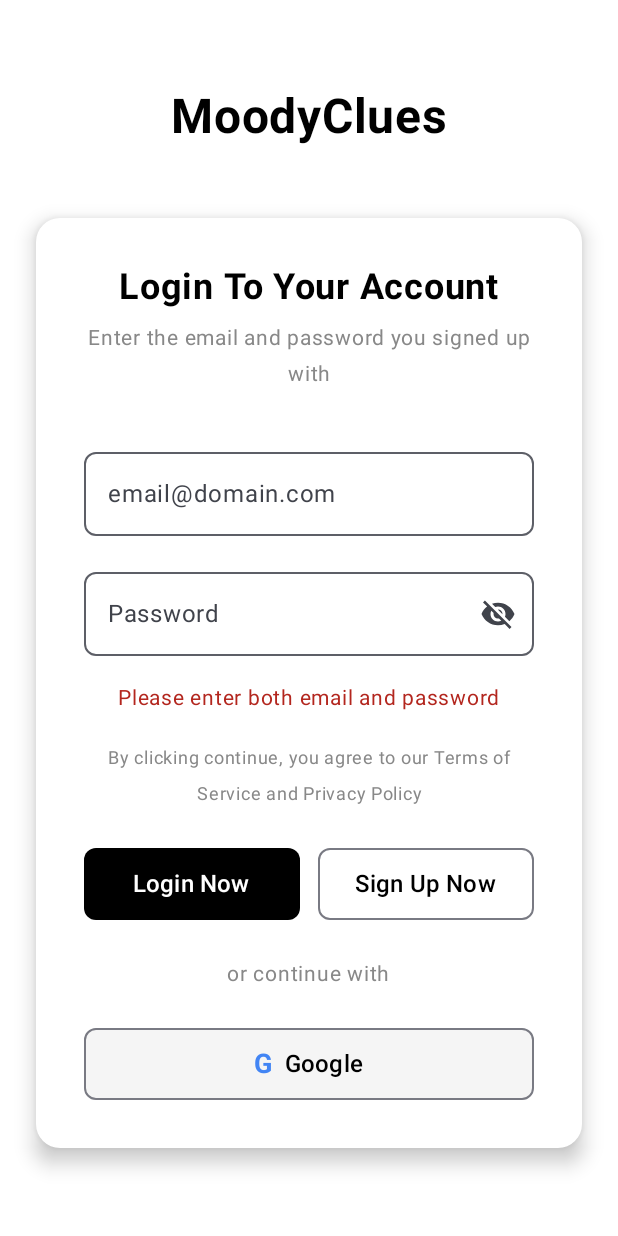
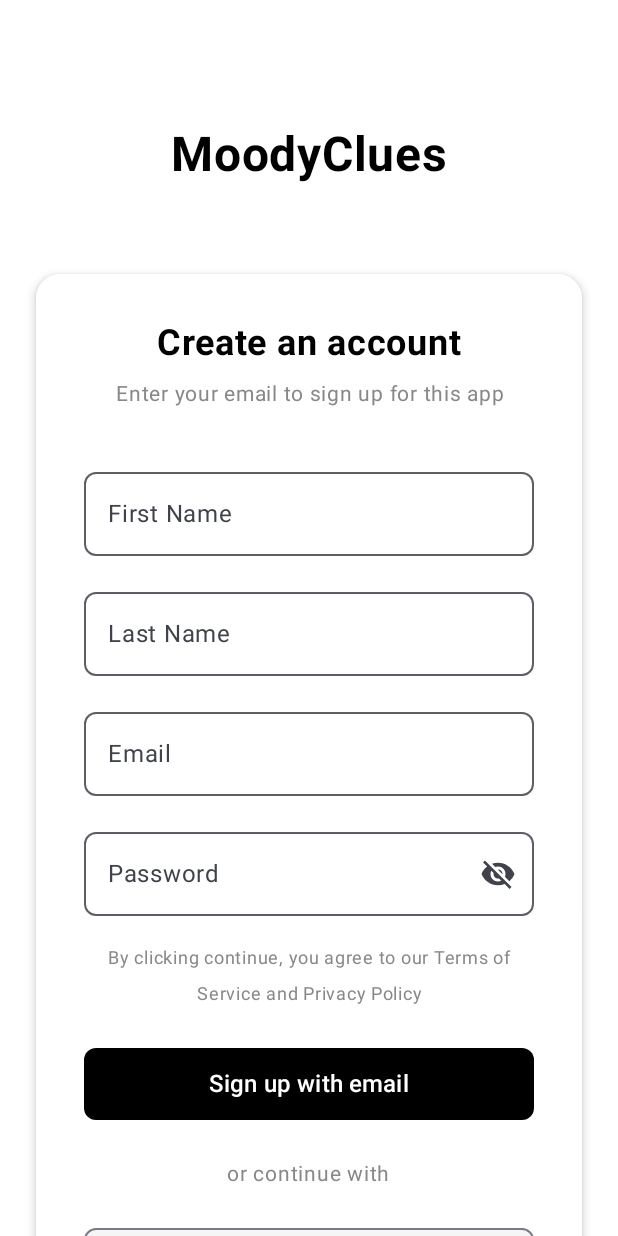
Before and after one commit to tinasqk/AD-Androidwork, an Android app built with Jetpack Compose: the screen it shows after launch (MainActivity), after a tap on "Sign Up Now", on a phone screen of 412 x 824 dp. Run offline under Robolectric (Android 15) with nearby library versions, the phone set to English and light mode, and no system bars; 1 other tap on this screen came first.

Commit message:
创建了createaccount的界面并且让它和后端链接

```diff
--- a/app/src/main/java/com/example/nus/api/UserApiService.kt
+++ b/app/src/main/java/com/example/nus/api/UserApiService.kt
@@ -2,6 +2,7 @@ package com.example.nus.api
 
 import com.example.nus.model.LoginRequest
 import com.example.nus.model.LoginResponse
+import com.example.nus.model.RegisterRequest
 import retrofit2.Response
 import retrofit2.http.Body
 import retrofit2.http.GET
@@ -12,6 +13,9 @@ interface UserApiService {
     @POST("api/user/login")
     suspend fun login(@Body loginRequest: LoginRequest): Response<LoginResponse>
 
+    @POST("api/user/register")
+    suspend fun register(@Body registerRequest: RegisterRequest): Response<String>
+
     @GET("api/user/logout")
     suspend fun logout(): Response<String>
 }
--- a/app/src/main/java/com/example/nus/ui/navigation/AppNavigation.kt
+++ b/app/src/main/java/com/example/nus/ui/navigation/AppNavigation.kt
@@ -34,12 +34,14 @@ import com.example.nus.ui.screens.LifestyleLoggedScreen
 import com.example.nus.ui.screens.LifestyleScreen
 import com.example.nus.ui.screens.LoginScreen
 import com.example.nus.ui.screens.MoodScreen
+import com.example.nus.ui.screens.RegisterScreen
 import com.example.nus.viewmodel.FeelViewModel
 import com.example.nus.viewmodel.LifestyleViewModel
 import com.example.nus.viewmodel.MoodViewModel
 
 sealed class Screen(val route: String, val title: String) {
     object Login : Screen("login", "Login")
+    object Register : Screen("register", "Register")
     object Home : Screen("home", "Home")
     object Mood : Screen("mood", "Mood")
     object Lifestyle : Screen("lifestyle", "Lifestyle")
@@ -143,7 +145,19 @@ fun AppNavigation() {
                         }
                     },
                     onSignUpClick = {
-                        // TODO: Navigate to sign up screen
+                        navController.navigate(Screen.Register.route)
+                    }
+                )
+            }
+            composable(Screen.Register.route) {
+                RegisterScreen(
+                    onRegisterSuccess = {
+                        navController.navigate(Screen.Login.route) {
+                            popUpTo(Screen.Register.route) { inclusive = true }
+                        }
+                    },
+                    onBackToLogin = {
+                        navController.popBackStack()
                     }
                 )
             }
--- /dev/null
+++ b/app/src/main/java/com/example/nus/ui/screens/RegisterScreen.kt
@@ -0,0 +1,258 @@
+package com.example.nus.ui.screens
+
+import androidx.compose.foundation.background
+import androidx.compose.foundation.layout.*
+import androidx.compose.foundation.rememberScrollState
+import androidx.compose.foundation.shape.RoundedCornerShape
+import androidx.compose.foundation.text.KeyboardOptions
+import androidx.compose.foundation.verticalScroll
+import androidx.compose.material.icons.Icons
+import androidx.compose.material.icons.filled.Visibility
+import androidx.compose.material.icons.filled.VisibilityOff
+import androidx.compose.material3.*
+import androidx.compose.runtime.*
+import androidx.compose.ui.Alignment
+import androidx.compose.ui.Modifier
+import androidx.compose.ui.graphics.Color
+import androidx.compose.ui.text.font.FontWeight
+import androidx.compose.ui.text.input.KeyboardType
+import androidx.compose.ui.text.input.PasswordVisualTransformation
+import androidx.compose.ui.text.input.VisualTransformation
+import androidx.compose.ui.text.style.TextAlign
+import androidx.compose.ui.unit.dp
+import androidx.compose.ui.unit.sp
+import androidx.lifecycle.viewmodel.compose.viewModel
+import com.example.nus.viewmodel.RegisterViewModel
+
+@Composable
+fun RegisterScreen(
+    onRegisterSuccess: () -> Unit = {},
+    onBackToLogin: () -> Unit = {},
+    viewModel: RegisterViewModel = viewModel()
+) {
+    var passwordVisible by remember { mutableStateOf(false) }
+
+    Column(
+        modifier = Modifier
+            .fillMaxSize()
+            .background(Color.White)
+            .verticalScroll(rememberScrollState())
+            .padding(24.dp),
+        horizontalAlignment = Alignment.CenterHorizontally
+    ) {
+        Spacer(modifier = Modifier.height(60.dp))
+
+        // App Title
+        Text(
+            text = "MoodyClues",
+            fontSize = 32.sp,
+            fontWeight = FontWeight.Bold,
+            color = Color.Black,
+            modifier = Modifier.padding(bottom = 60.dp)
+        )
+
+        // Registration Card
+        Card(
+            modifier = Modifier.fillMaxWidth(),
+            elevation = CardDefaults.cardElevation(defaultElevation = 4.dp),
+            shape = RoundedCornerShape(16.dp),
+            colors = CardDefaults.cardColors(containerColor = Color.White)
+        ) {
+            Column(
+                modifier = Modifier
+                    .fillMaxWidth()
+                    .padding(32.dp),
+                horizontalAlignment = Alignment.CenterHorizontally
+            ) {
+                // Title
+                Text(
+                    text = "Create an account",
+                    fontSize = 24.sp,
+                    fontWeight = FontWeight.Bold,
+                    color = Color.Black,
+                    modifier = Modifier.padding(bottom = 8.dp)
+                )
+
+                // Subtitle
+                Text(
+                    text = "Enter your email to sign up for this app",
+                    fontSize = 14.sp,
+                    color = Color.Gray,
+                    textAlign = TextAlign.Center,
+                    modifier = Modifier.padding(bottom = 32.dp)
+                )
+
+                // First Name Field
+                OutlinedTextField(
+                    value = viewModel.firstName.value,
+                    onValueChange = { viewModel.firstName.value = it },
+                    label = { Text("First Name") },
+                    placeholder = { Text("Enter your first name") },
+                    modifier = Modifier
+                        .fillMaxWidth()
+                        .padding(bottom = 16.dp),
+                    shape = RoundedCornerShape(8.dp),
+                    singleLine = true,
+                    keyboardOptions = KeyboardOptions(keyboardType = KeyboardType.Text)
+                )
+
+                // Last Name Field
+                OutlinedTextField(
+                    value = viewModel.lastName.value,
+                    onValueChange = { viewModel.lastName.value = it },
+                    label = { Text("Last Name") },
+                    placeholder = { Text("Enter your last name") },
+                    modifier = Modifier
+                        .fillMaxWidth()
+                        .padding(bottom = 16.dp),
+                    shape = RoundedCornerShape(8.dp),
+                    singleLine = true,
+                    keyboardOptions = KeyboardOptions(keyboardType = KeyboardType.Text)
+                )
+
+                // Email Field
+                OutlinedTextField(
+                    value = viewModel.email.value,
+                    onValueChange = { viewModel.email.value = it },
+                    label = { Text("Email") },
+                    placeholder = { Text("email@domain.com") },
+                    modifier = Modifier
+                        .fillMaxWidth()
+                        .padding(bottom = 16.dp),
+                    shape = RoundedCornerShape(8.dp),
+                    singleLine = true,
+                    keyboardOptions = KeyboardOptions(keyboardType = KeyboardType.Email)
+                )
+
+                // Password Field
+                OutlinedTextField(
+                    value = viewModel.password.value,
+                    onValueChange = { viewModel.password.value = it },
+                    label = { Text("Password") },
+                    placeholder = { Text("Password") },
+                    modifier = Modifier
+                        .fillMaxWidth()
+                        .padding(bottom = 16.dp),
+                    shape = RoundedCornerShape(8.dp),
+                    singleLine = true,
+                    visualTransformation = if (passwordVisible) VisualTransformation.None else PasswordVisualTransformation(),
+                    keyboardOptions = KeyboardOptions(keyboardType = KeyboardType.Password),
+                    trailingIcon = {
+                        IconButton(onClick = { passwordVisible = !passwordVisible }) {
+                            Icon(
+                                imageVector = if (passwordVisible) Icons.Filled.Visibility else Icons.Filled.VisibilityOff,
+                                contentDescription = if (passwordVisible) "Hide password" else "Show password"
+                            )
+                        }
+                    }
+                )
+
+                // Error Message
+                viewModel.registerError.value?.let { error ->
+                    Text(
+                        text = error,
+                        color = MaterialTheme.colorScheme.error,
+                        fontSize = 14.sp,
+                        modifier = Modifier.padding(bottom = 16.dp)
+                    )
+                }
+
+                // Terms and Privacy
+                Text(
+                    text = "By clicking continue, you agree to our Terms of Service and Privacy Policy",
+                    fontSize = 12.sp,
+                    color = Color.Gray,
+                    textAlign = TextAlign.Center,
+                    modifier = Modifier.padding(bottom = 24.dp)
+                )
+
+                // Sign Up Button
+                Button(
+                    onClick = {
+                        viewModel.register(
+                            onSuccess = {
+                                onRegisterSuccess()
+                            },
+                            onError = { error ->
+                                viewModel.registerError.value = error
+                            }
+                        )
+                    },
+                    modifier = Modifier
+                        .fillMaxWidth()
+                        .height(48.dp),
+                    colors = ButtonDefaults.buttonColors(
+                        containerColor = Color.Black
+                    ),
+                    shape = RoundedCornerShape(8.dp),
+                    enabled = !viewModel.isLoading.value
+                ) {
+                    if (viewModel.isLoading.value) {
+                        CircularProgressIndicator(
+                            color = Color.White,
+                            modifier = Modifier.size(20.dp)
+                        )
+                    } else {
+                        Text(
+                            text = "Sign up with email",
+                            color = Color.White,
+                            fontSize = 16.sp,
+                            fontWeight = FontWeight.Medium
+                        )
+                    }
+                }
+
+                // Or continue with
+                Text(
+                    text = "or continue with",
+                    fontSize = 14.sp,
+                    color = Color.Gray,
+                    modifier = Modifier.padding(vertical = 24.dp)
+                )
+
+                // Google Sign Up Button
+                OutlinedButton(
+                    onClick = { /* TODO: Implement Google Sign Up */ },
+                    modifier = Modifier
+                        .fillMaxWidth()
+                        .height(48.dp),
+                    shape = RoundedCornerShape(8.dp),
+                    colors = ButtonDefaults.outlinedButtonColors(
+                        containerColor = Color(0xFFF5F5F5)
+                    )
+                ) {
+                    Row(
+                        verticalAlignment = Alignment.CenterVertically,
+                        horizontalArrangement = Arrangement.Center
+                    ) {
+                        Text(
+                            text = "G",
+                            fontSize = 18.sp,
+                            fontWeight = FontWeight.Bold,
+                            color = Color(0xFF4285F4)
+                        )
+                        Spacer(modifier = Modifier.width(8.dp))
+                        Text(
+                            text = "Google",
+                            fontSize = 16.sp,
+                            color = Color.Black
+                        )
+                    }
+                }
+
+                Spacer(modifier = Modifier.height(24.dp))
+
+                // Back to Login
+                TextButton(
+                    onClick = onBackToLogin
+                ) {
+                    Text(
+                        text = "Already have an account? Login",
+                        fontSize = 14.sp,
+                        color = Color.Black
+                    )
+                }
+            }
+        }
+    }
+}
```
Also changed, not shown: app/src/main/java/com/example/nus/model/RegisterRequest.kt (added, +14 -0 lines), app/src/main/java/com/example/nus/viewmodel/RegisterViewModel.kt (added, +106 -0 lines), 1 other file.
